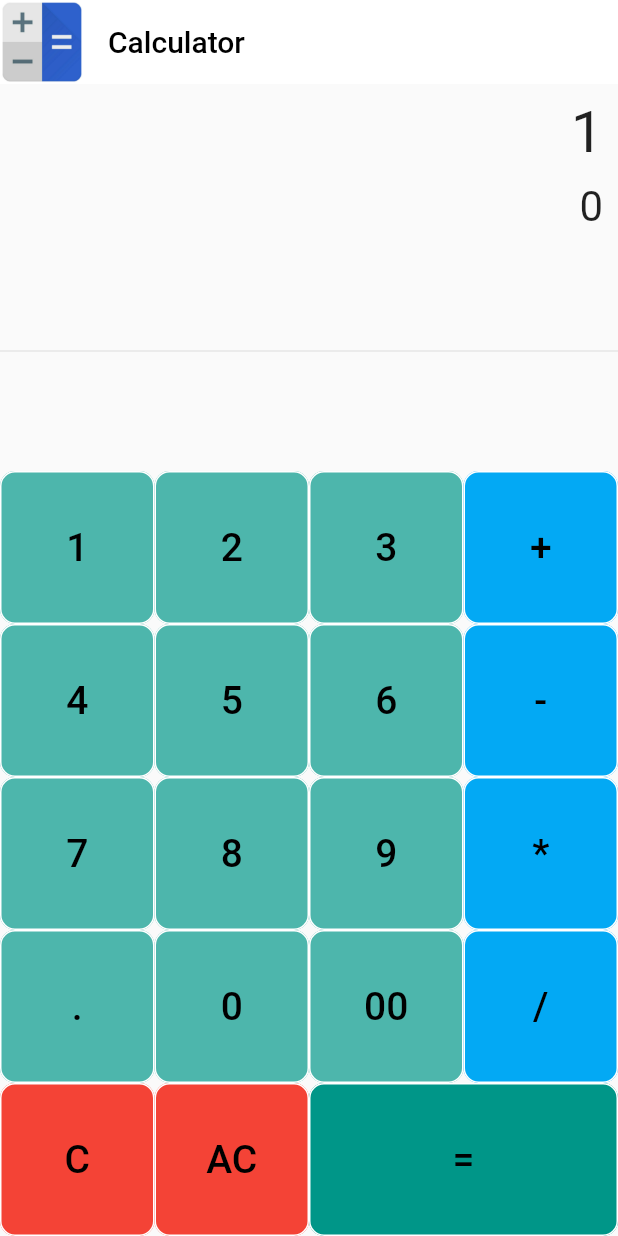
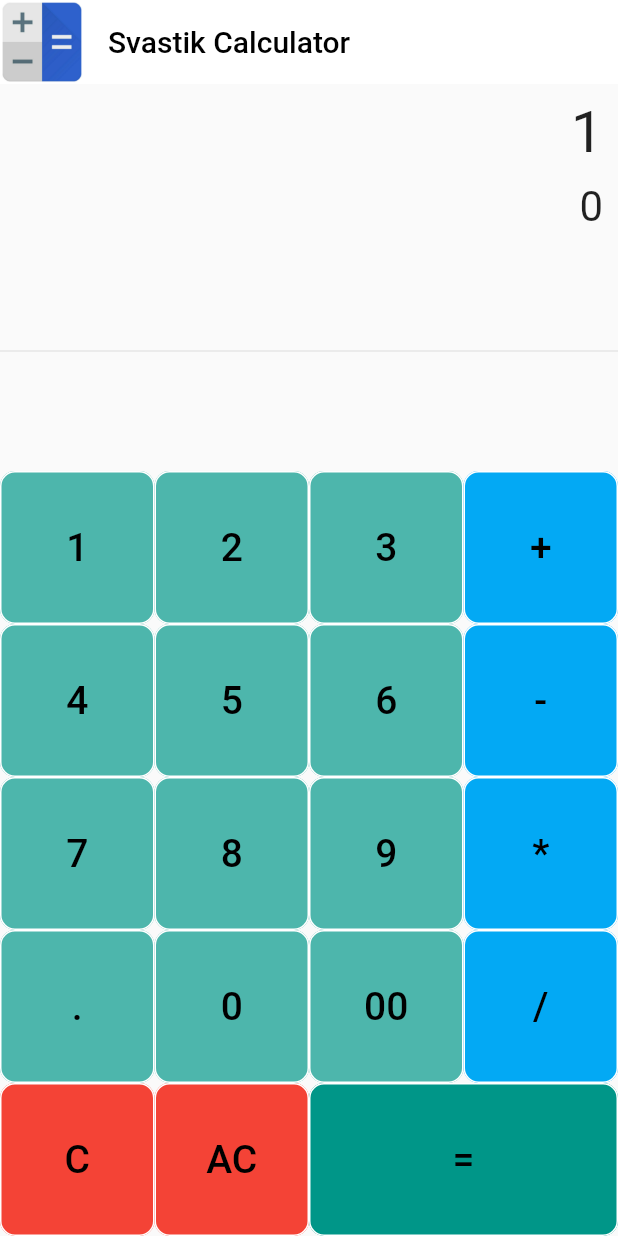
Before and after one commit to rajat-0206/Svastik-Calculator, a Flutter app: the screen it shows after launch, after a tap on an icon or button, on a phone screen of 412 x 824 dp. Run offline on Flutter 3.47's test engine with Material 2 defaults, Android fonts, the phone set to English and light mode, and no system bars; drawn by our look-alikes of auto_size_text; our stand-ins replace math_expressions.

```diff
--- a/lib/main.dart
+++ b/lib/main.dart
@@ -1,33 +1,15 @@
 import 'package:auto_size_text/auto_size_text.dart';
 import 'package:flutter/material.dart';
 import 'package:math_expressions/math_expressions.dart';
-import 'package:splashscreen/splashscreen.dart';
 
 void main() => runApp(MaterialApp(
-      home: Splash(),
+      title: "Svastik Calculator",
+      home: MyApp(),
       debugShowCheckedModeBanner: false,
       theme: ThemeData(
         primaryColor: Colors.teal,
       ),
     ));
-
-class Splash extends StatelessWidget {
-  @override
-  Widget build(BuildContext context) {
-    return SplashScreen(
-      seconds: 5,
-      navigateAfterSeconds: new MyApp(),
-      title: new Text(
-        'Rajat\'s Calculator',
-        textScaleFactor: 2,
-      ),
-      image: new Image.asset('images/calculator.png'),
-      loadingText: Text("Loading"),
-      photoSize: 70.0,
-      loaderColor: Colors.blue,
-    );
-  }
-}
 
 class MyApp extends StatefulWidget {
   @override
@@ -98,7 +80,7 @@ class _MyAppState extends State<MyApp> {
           width: 100,
         ),
         title: Text(
-          "Calculator",
+          "Svastik Calculator",
           style: TextStyle(
             color: Colors.black,
           ),
--- a/pubspec.yaml
+++ b/pubspec.yaml
@@ -27,13 +27,13 @@ dependencies:
   # Use with the CupertinoIcons class for iOS style icons.
   cupertino_icons: ^0.1.2
   math_expressions: ^2.0.1
-  splashscreen: ^1.2.0
   auto_size_text: ^2.1.0
+  flutter_launcher_icons: "^0.8.0"
 
 dev_dependencies:
   flutter_test:
     sdk: flutter
-  flutter_launcher_icons: "^0.8.0"
+
 
 flutter_icons:
   android: true
```
Also changed, not shown: pubspec.lock, 5 other files.
